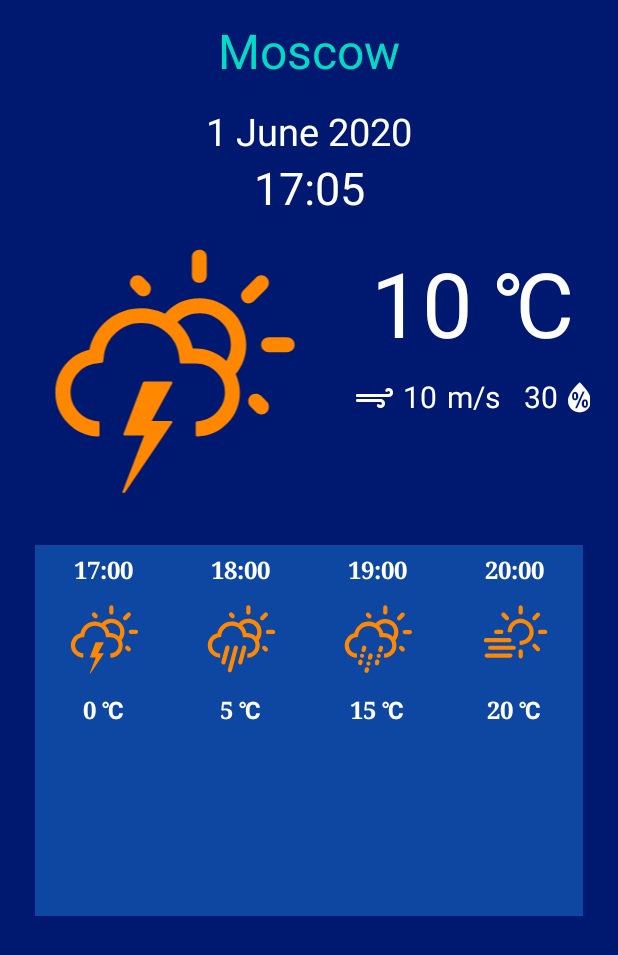
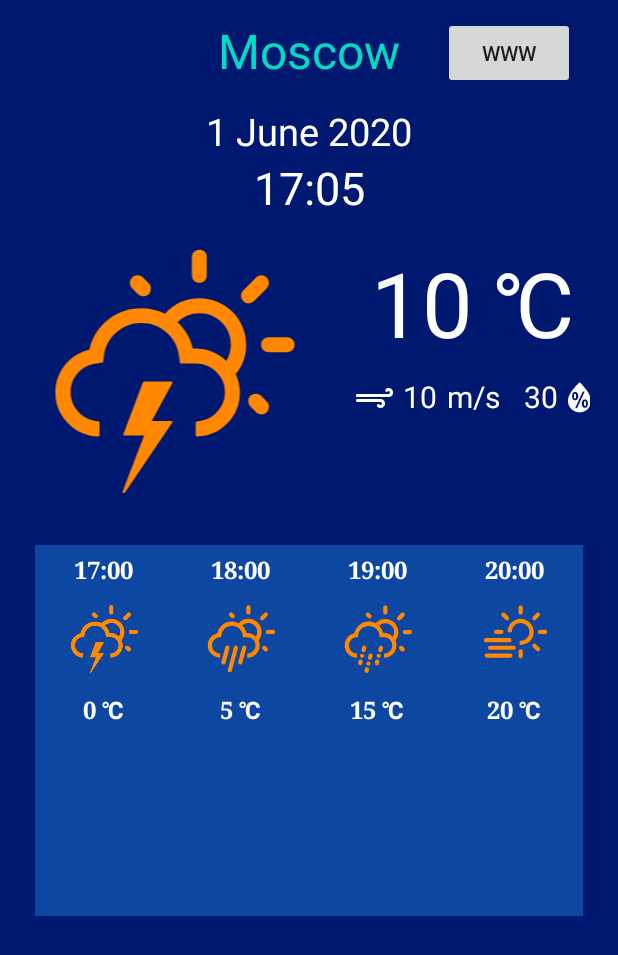
Before and after one commit to kazantsevdv/android_begin, an Android app: the layout activity_main.xml on its own in the app's theme, with its tools: preview values and no code run, on a phone screen of 412 x 824 dp. Shown: the top 955 px of the screen. Run offline under Robolectric (Android 15) with nearby library versions, the phone set to English and light mode, and no system bars.

Commit message:
Урок 4. Компоненты приложения. Интенты

```diff
--- a/app/src/main/AndroidManifest.xml
+++ b/app/src/main/AndroidManifest.xml
@@ -9,13 +9,14 @@
         android:roundIcon="@mipmap/ic_launcher_round"
         android:supportsRtl="true"
         android:theme="@style/AppTheme">
-        <activity android:name=".MainActivity">
+        <activity android:name=".CitySelectionActivity">
             <intent-filter>
                 <action android:name="android.intent.action.MAIN" />
 
                 <category android:name="android.intent.category.LAUNCHER" />
             </intent-filter>
         </activity>
+        <activity android:name=".WeatherActivity" />
     </application>
 
 </manifest>
--- /dev/null
+++ b/app/src/main/res/drawable/ic_info_black_24dp.xml
@@ -0,0 +1,5 @@
+<vector android:height="24dp" android:tint="#22DD76"
+    android:viewportHeight="24.0" android:viewportWidth="24.0"
+    android:width="24dp" xmlns:android="http://schemas.android.com/apk/res/android">
+    <path android:fillColor="#FF000000" android:pathData="M12,2C6.48,2 2,6.48 2,12s4.48,10 10,10 10,-4.48 10,-10S17.52,2 12,2zM13,17h-2v-6h2v6zM13,9h-2L11,7h2v2z"/>
+</vector>
--- a/app/src/main/res/layout-land/activity_main.xml
+++ b/app/src/main/res/layout-land/activity_main.xml
@@ -5,17 +5,19 @@
     android:layout_width="match_parent"
     android:layout_height="match_parent"
     android:background="@color/primaryDarkColor"
-    tools:context=".MainActivity">
+    tools:context=".CitySelectionActivity">
 
     <ImageView
         android:id="@+id/iм_weather"
         android:layout_width="204dp"
         android:layout_height="204dp"
-        android:layout_marginStart="192dp"
-        android:layout_marginBottom="136dp"
+        android:layout_marginStart="184dp"
+        android:layout_marginTop="16dp"
+        android:layout_marginBottom="96dp"
         android:contentDescription="@string/weather"
         app:layout_constraintBottom_toBottomOf="parent"
         app:layout_constraintStart_toStartOf="parent"
+        app:layout_constraintTop_toBottomOf="@+id/bt_www"
         app:srcCompat="@drawable/ic_wi_day_lightning" />
 
     <TableLayout
@@ -207,7 +209,7 @@
         android:layout_height="wrap_content"
         android:layout_marginStart="8dp"
         android:fontFamily="@font/weathericons"
-        android:text="@string/humidity"
+        android:text="@string/humidity_val"
         android:textColor="@color/primaryTextColor"
         android:textSize="20sp"
         app:layout_constraintBottom_toBottomOf="@+id/tv_wind"
@@ -241,5 +243,14 @@
         app:layout_constraintStart_toStartOf="@+id/tv_city"
         app:layout_constraintTop_toBottomOf="@+id/tv_city" />
 
+    <Button
+        android:id="@+id/bt_www"
+        android:layout_width="wrap_content"
+        android:layout_height="wrap_content"
+        android:text="@string/www"
+        app:layout_constraintBottom_toBottomOf="@+id/tv_city"
+        app:layout_constraintEnd_toStartOf="@+id/tableLayout"
+        app:layout_constraintStart_toEndOf="@+id/tv_city"
+        app:layout_constraintTop_toTopOf="@+id/tv_city" />
 
 </androidx.constraintlayout.widget.ConstraintLayout>
--- a/app/src/main/res/layout/activity_city_selection.xml
+++ b/app/src/main/res/layout/activity_city_selection.xml
@@ -14,6 +14,7 @@
         android:inputType="textPersonName" />
 
     <ListView
+        android:id="@+id/lw_city"
         android:layout_width="match_parent"
         android:layout_height="0dp"
         android:layout_weight="1"
@@ -27,11 +28,11 @@
         android:text="@string/wind" />
 
     <Switch
-        android:id="@+id/sw_pressure"
+        android:id="@+id/sw_humidity"
         android:layout_width="match_parent"
         android:layout_height="0dp"
         android:layout_marginTop="10dp"
-        android:text="@string/pressure" />
+        android:text="@string/humidity" />
     <Button
         android:id="@+id/button"
         android:layout_width="wrap_content"
--- a/app/src/main/res/layout/activity_main.xml
+++ b/app/src/main/res/layout/activity_main.xml
@@ -5,7 +5,7 @@
     android:layout_width="match_parent"
     android:layout_height="match_parent"
     android:background="@color/primaryDarkColor"
-    tools:context=".MainActivity">
+    tools:context=".CitySelectionActivity">
 
     <ImageView
         android:id="@+id/iм_weather"
@@ -209,7 +209,7 @@
         android:layout_height="wrap_content"
         android:layout_marginStart="8dp"
         android:fontFamily="@font/weathericons"
-        android:text="@string/humidity"
+        android:text="@string/humidity_val"
         android:textColor="@color/primaryTextColor"
         android:textSize="20sp"
         app:layout_constraintBottom_toBottomOf="@+id/tv_wind"
@@ -242,5 +242,15 @@
         app:layout_constraintStart_toStartOf="parent"
         app:layout_constraintTop_toBottomOf="@+id/tv_city" />
 
+    <Button
+        android:id="@+id/bt_www"
+        android:layout_width="wrap_content"
+        android:layout_height="wrap_content"
+        android:text="@string/www"
+        app:layout_constraintBottom_toBottomOf="@+id/tv_city"
+        app:layout_constraintEnd_toEndOf="parent"
+        app:layout_constraintStart_toEndOf="@+id/tv_city"
+        app:layout_constraintTop_toTopOf="@+id/tv_city" />
+
 
 </androidx.constraintlayout.widget.ConstraintLayout>
--- a/app/src/main/res/values/strings.xml
+++ b/app/src/main/res/values/strings.xml
@@ -4,7 +4,8 @@
     <string name="wind_sped">&#xf050; 10 m/s</string>
     <string name="wind">Wind</string>
     <string name="barometer" translatable="false">&#xf079;</string>
-    <string name="humidity" translatable="false">30 &#xf07a;</string>
+    <string name="humidity_val" translatable="false">30 &#xf07a;</string>
+    <string name="humidity" >30 &#xf07a;</string>
     <string name="data">1 June 2020</string>
     <string name="city">"Moscow"</string>
     <string name="temperature" translatable="false">10 ℃</string>
@@ -25,6 +26,8 @@
     <string name="_24_hour_format">24 - hour format</string>
     <string name="use_gps">Use GPS</string>
     <string name="send_statistics">Send statistics</string>
+    <string name="No_city_set">No city set</string>
+    <string name="www" translatable="false">WWW</string>
     <string-array name="city">
         <item>Moscow</item>
         <item>Samara</item>
```
Also changed, not shown: app/src/main/java/com/example/android_begin/CitySelectionActivity.java (added, +69 -0 lines), app/src/main/java/com/example/android_begin/MainActivity.java (deleted, +0 -90 lines), app/src/main/java/com/example/android_begin/WeatherActivity.java (added, +39 -0 lines), 1 other file.
